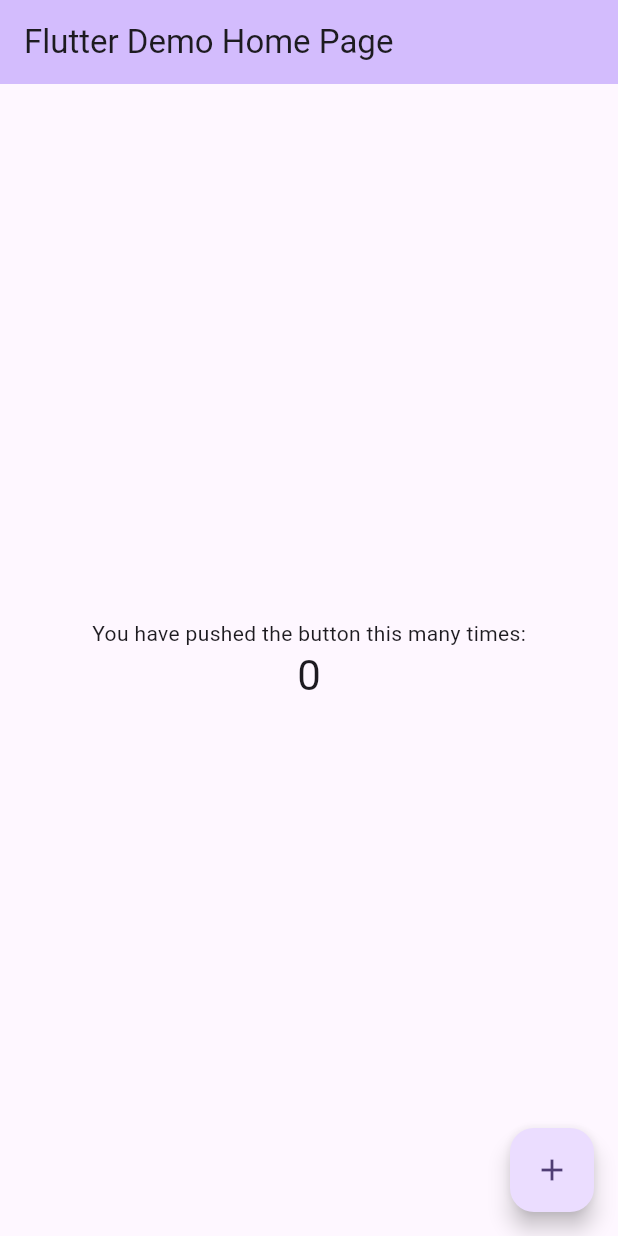
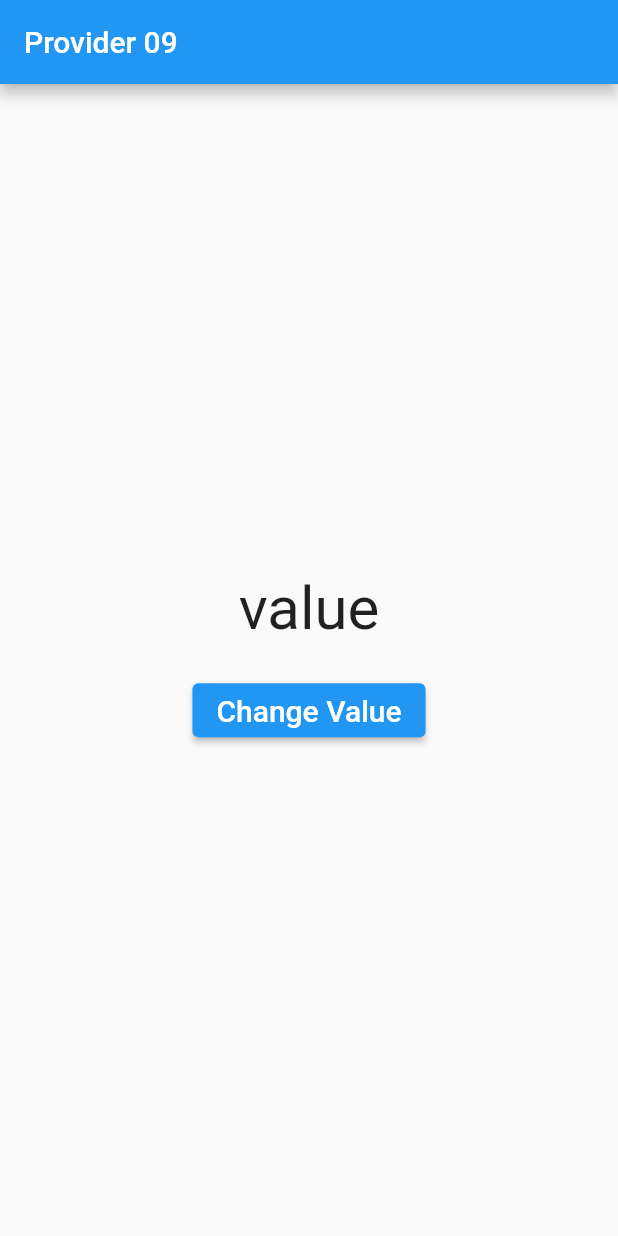
Before and after one commit to kimgeuntae/flutter_provider_essential, a Flutter app: the screen it shows after launch, on a phone screen of 412 x 824 dp. Run offline on Flutter 3.47's test engine with Material 2 defaults, Android fonts, the phone set to English and light mode, and no system bars.

Commit message:
Add: default set

```diff
--- a/s1_9_consumer_builder_provider_not_found_exception/lib/main.dart
+++ b/s1_9_consumer_builder_provider_not_found_exception/lib/main.dart
@@ -5,121 +5,58 @@ void main() {
 }
 
 class MyApp extends StatelessWidget {
-  const MyApp({super.key});
+  const MyApp({Key? key}) : super(key: key);
 
-  // This widget is the root of your application.
   @override
   Widget build(BuildContext context) {
     return MaterialApp(
-      title: 'Flutter Demo',
+      title: 'Provider 09',
+      debugShowCheckedModeBanner: false,
       theme: ThemeData(
-        // This is the theme of your application.
-        //
-        // TRY THIS: Try running your application with "flutter run". You'll see
-        // the application has a blue toolbar. Then, without quitting the app,
-        // try changing the seedColor in the colorScheme below to Colors.green
-        // and then invoke "hot reload" (save your changes or press the "hot
-        // reload" button in a Flutter-supported IDE, or press "r" if you used
-        // the command line to start the app).
-        //
-        // Notice that the counter didn't reset back to zero; the application
-        // state is not lost during the reload. To reset the state, use hot
-        // restart instead.
-        //
-        // This works for code too, not just values: Most code changes can be
-        // tested with just a hot reload.
-        colorScheme: ColorScheme.fromSeed(seedColor: Colors.deepPurple),
-        useMaterial3: true,
+        primarySwatch: Colors.blue,
       ),
-      home: const MyHomePage(title: 'Flutter Demo Home Page'),
+      home: const MyHomePage(),
     );
   }
 }
 
-class MyHomePage extends StatefulWidget {
-  const MyHomePage({super.key, required this.title});
+class Foo with ChangeNotifier {
+  String value = 'Foo';
 
-  // This widget is the home page of your application. It is stateful, meaning
-  // that it has a State object (defined below) that contains fields that affect
-  // how it looks.
-
-  // This class is the configuration for the state. It holds the values (in this
-  // case the title) provided by the parent (in this case the App widget) and
-  // used by the build method of the State. Fields in a Widget subclass are
-  // always marked "final".
-
-  final String title;
-
-  @override
-  State<MyHomePage> createState() => _MyHomePageState();
+  void changeValue() {
+    value = value == 'Foo' ? 'Bar' : 'Foo';
+    notifyListeners();
+  }
 }
 
-class _MyHomePageState extends State<MyHomePage> {
-  int _counter = 0;
-
-  void _incrementCounter() {
-    setState(() {
-      // This call to setState tells the Flutter framework that something has
-      // changed in this State, which causes it to rerun the build method below
-      // so that the display can reflect the updated values. If we changed
-      // _counter without calling setState(), then the build method would not be
-      // called again, and so nothing would appear to happen.
-      _counter++;
-    });
-  }
+class MyHomePage extends StatelessWidget {
+  const MyHomePage({Key? key}) : super(key: key);
 
   @override
   Widget build(BuildContext context) {
-    // This method is rerun every time setState is called, for instance as done
-    // by the _incrementCounter method above.
-    //
-    // The Flutter framework has been optimized to make rerunning build methods
-    // fast, so that you can just rebuild anything that needs updating rather
-    // than having to individually change instances of widgets.
     return Scaffold(
       appBar: AppBar(
-        // TRY THIS: Try changing the color here to a specific color (to
-        // Colors.amber, perhaps?) and trigger a hot reload to see the AppBar
-        // change color while the other colors stay the same.
-        backgroundColor: Theme.of(context).colorScheme.inversePrimary,
-        // Here we take the value from the MyHomePage object that was created by
-        // the App.build method, and use it to set our appbar title.
-        title: Text(widget.title),
+        title: Text('Provider 09'),
       ),
       body: Center(
-        // Center is a layout widget. It takes a single child and positions it
-        // in the middle of the parent.
         child: Column(
-          // Column is also a layout widget. It takes a list of children and
-          // arranges them vertically. By default, it sizes itself to fit its
-          // children horizontally, and tries to be as tall as its parent.
-          //
-          // Column has various properties to control how it sizes itself and
-          // how it positions its children. Here we use mainAxisAlignment to
-          // center the children vertically; the main axis here is the vertical
-          // axis because Columns are vertical (the cross axis would be
-          // horizontal).
-          //
-          // TRY THIS: Invoke "debug painting" (choose the "Toggle Debug Paint"
-          // action in the IDE, or press "p" in the console), to see the
-          // wireframe for each widget.
           mainAxisAlignment: MainAxisAlignment.center,
-          children: <Widget>[
-            const Text(
-              'You have pushed the button this many times:',
+          children: [
+            Text(
+              'value',
+              style: TextStyle(fontSize: 40),
             ),
-            Text(
-              '$_counter',
-              style: Theme.of(context).textTheme.headlineMedium,
+            SizedBox(height: 20.0),
+            ElevatedButton(
+              onPressed: () {},
+              child: Text(
+                'Change Value',
+                style: TextStyle(fontSize: 20.0),
+              ),
             ),
           ],
         ),
       ),
-      floatingActionButton: FloatingActionButton(
-        onPressed: _incrementCounter,
-        tooltip: 'Increment',
-        child: const Icon(Icons.add),
-      ), // This trailing comma makes auto-formatting nicer for build methods.
     );
   }
 }
--- a/s1_9_consumer_builder_provider_not_found_exception/pubspec.yaml
+++ b/s1_9_consumer_builder_provider_not_found_exception/pubspec.yaml
@@ -35,6 +35,7 @@ dependencies:
   # The following adds the Cupertino Icons font to your application.
   # Use with the CupertinoIcons class for iOS style icons.
   cupertino_icons: ^1.0.2
+  provider: ^6.0.5
 
 dev_dependencies:
   flutter_test:
```
Also changed, not shown: s1_9_consumer_builder_provider_not_found_exception/pubspec.lock.
